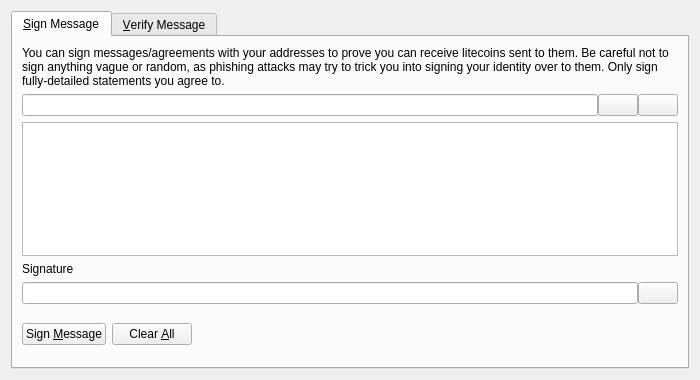
This is src/qt/forms/signverifymessagedialog.ui in mikerodey/Garlicoin as Qt 5 draws it before an edit. The edited form follows.
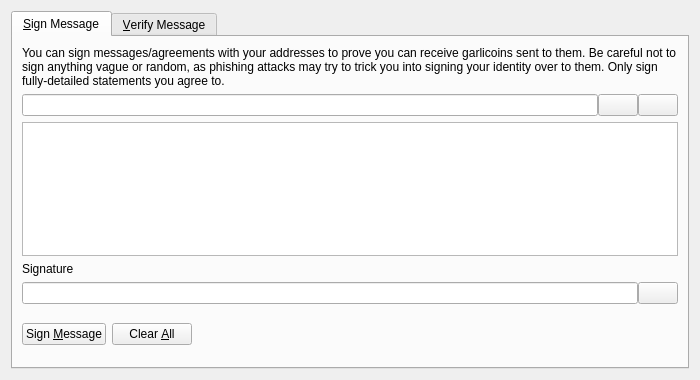
This is the edited form. Icons and pictures are not drawn. Custom widgets are drawn as their Qt base class.

Commit message: renamed all permutations of litecoin

```diff
--- a/src/qt/forms/signverifymessagedialog.ui
+++ b/src/qt/forms/signverifymessagedialog.ui
@@ -30,7 +30,7 @@
        <item>
         <widget class="QLabel" name="infoLabel_SM">
          <property name="text">
-          <string>You can sign messages/agreements with your addresses to prove you can receive litecoins sent to them. Be careful not to sign anything vague or random, as phishing attacks may try to trick you into signing your identity over to them. Only sign fully-detailed statements you agree to.</string>
+          <string>You can sign messages/agreements with your addresses to prove you can receive garlicoins sent to them. Be careful not to sign anything vague or random, as phishing attacks may try to trick you into signing your identity over to them. Only sign fully-detailed statements you agree to.</string>
          </property>
          <property name="textFormat">
           <enum>Qt::PlainText</enum>
```
Left out of the diff: 8 changed lines with no effect on the pictures. The commit also changes 221 other files.
